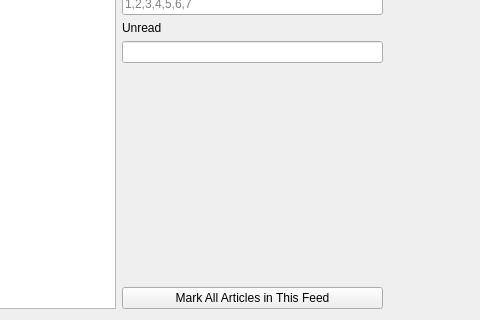
Above: rss_feed_edit_dialog.ui from Holence/DongliTeahouseStudio before the change; both pictures show x 156 to 636 and y 134 to 454 of the 636 by 454 pixel window. Below: the same form after it.
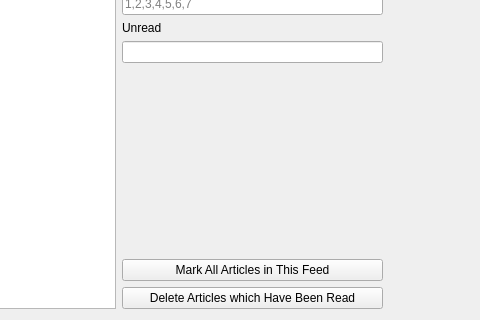
That is the form after the change. Icons and pictures are not drawn.

Diff of the .ui file:
```diff
--- a/rss_feed_edit_dialog.ui
+++ b/rss_feed_edit_dialog.ui
@@ -128,6 +128,13 @@
          </property>
         </widget>
        </item>
+       <item>
+        <widget class="QPushButton" name="pushButton_delete">
+         <property name="text">
+          <string>Delete Articles which Have Been Read</string>
+         </property>
+        </widget>
+       </item>
       </layout>
      </item>
     </layout>
```
Left out of the diff: 2 changed lines with no effect on the pictures.
